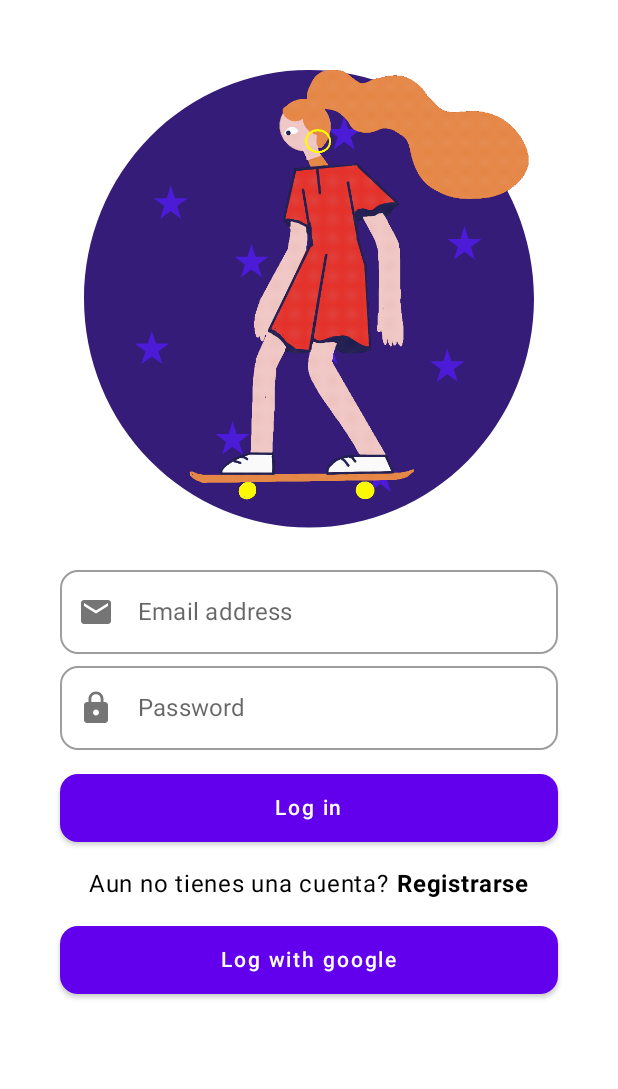
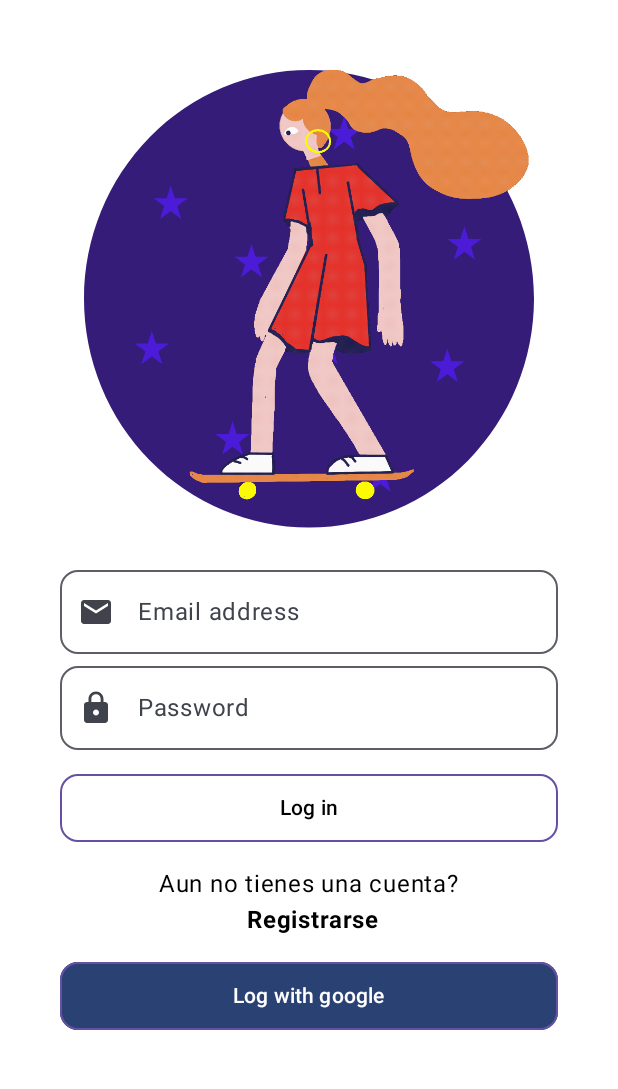
Before and after one commit to erisg/GoSkateCompose, an Android app built with Jetpack Compose: the @Preview function LoginScreenPreview, on a phone screen of 412 x 824 dp, the part 102-1191 px from its top. Run offline under Robolectric (Android 15) with nearby library versions, the phone set to English and light mode, and no system bars; our stand-ins replace constraintlayout-compose; libraries missing offline, so code that uses them is left out: coil.decode; 1 statement that could not run was skipped.

Commit message:
login screen creation

```diff
--- a/app/src/main/java/com/goskate/goskate/ui/components/ButtonComponent.kt
+++ b/app/src/main/java/com/goskate/goskate/ui/components/ButtonComponent.kt
@@ -1,10 +1,19 @@
 package com.goskate.goskate.ui.components
 
-import androidx.compose.material.Button
-import androidx.compose.material.Text
+import androidx.compose.foundation.BorderStroke
+import androidx.compose.foundation.Image
+import androidx.compose.material.icons.Icons
+import androidx.compose.material3.Button
+import androidx.compose.material3.ButtonDefaults
+import androidx.compose.material3.Text
 import androidx.compose.runtime.Composable
 import androidx.compose.ui.Modifier
+import androidx.compose.ui.res.painterResource
+import androidx.compose.ui.unit.dp
+import com.goskate.goskate.ui.theme.Purple40
 import com.goskate.goskate.ui.theme.Shapes
+import com.goskate.goskate.ui.theme.black
+import com.goskate.goskate.ui.theme.white
 
 @Composable
 fun ButtonWithCornerShape(
@@ -13,9 +22,29 @@ fun ButtonWithCornerShape(
 ) {
     Button(
         onClick = {},
+        colors = ButtonDefaults.buttonColors(
+            containerColor = white,
+            contentColor = black,
+        ),
         modifier = modifier,
+        border = BorderStroke(width = 1.dp, color = Purple40),
         shape = Shapes.medium,
     ) {
         Text(text = text)
     }
 }
+
+@Composable
+fun ButtonWithCornerIcon(
+    modifier: Modifier,
+    text: String,
+) {
+    Button(
+        onClick = {},
+        modifier = modifier,
+        border = BorderStroke(width = 1.dp, color = Purple40),
+        shape = Shapes.medium,
+    ) {
+        Text(text = text)
+    }
+}
--- a/app/src/main/java/com/goskate/goskate/ui/navigation/Navigation.kt
+++ b/app/src/main/java/com/goskate/goskate/ui/navigation/Navigation.kt
@@ -4,6 +4,7 @@ import androidx.compose.runtime.Composable
 import androidx.navigation.compose.NavHost
 import androidx.navigation.compose.composable
 import androidx.navigation.compose.rememberNavController
+import com.goskate.goskate.ui.screen.LoginScreen
 
 @Composable
 fun NavigationView() {
--- a/app/src/main/java/com/goskate/goskate/ui/screen/LoginScreen.kt
+++ b/app/src/main/java/com/goskate/goskate/ui/screen/LoginScreen.kt
@@ -1,10 +1,9 @@
-package com.goskate.goskate
+package com.goskate.goskate.ui.screen
 
 import android.os.Build.VERSION.SDK_INT
 import androidx.compose.foundation.Image
-import androidx.compose.foundation.background
 import androidx.compose.foundation.layout.Box
-import androidx.compose.foundation.layout.Row
+import androidx.compose.foundation.layout.Column
 import androidx.compose.foundation.layout.Spacer
 import androidx.compose.foundation.layout.fillMaxSize
 import androidx.compose.foundation.layout.fillMaxWidth
@@ -35,10 +34,11 @@ import coil.decode.GifDecoder
 import coil.decode.ImageDecoderDecoder
 import coil.request.ImageRequest
 import coil.size.OriginalSize
+import com.goskate.goskate.R
+import com.goskate.goskate.ui.components.ButtonWithCornerIcon
 import com.goskate.goskate.ui.components.ButtonWithCornerShape
 import com.goskate.goskate.ui.components.TextFieldWithIcons
 import com.goskate.goskate.ui.theme.GoSkateTheme
-import com.goskate.goskate.ui.theme.white
 
 @Composable
 fun LoginScreen() {
@@ -164,7 +164,7 @@ fun LoginScreen() {
                 },
             text = "Log in",
         )
-        Row(
+        Column(
             modifier = Modifier
                 .wrapContentWidth()
                 .wrapContentHeight()
@@ -179,11 +179,13 @@ fun LoginScreen() {
 
             Text(
                 text = "Registrarse",
-                modifier = Modifier.padding(start = 5.dp),
+                modifier = Modifier
+                    .padding(start = 5.dp)
+                    .align(Alignment.CenterHorizontally),
                 fontWeight = FontWeight.Bold,
             )
         }
-        ButtonWithCornerShape(
+        ButtonWithCornerIcon(
             modifier = Modifier
                 .height(45.dp)
                 .fillMaxWidth()
--- a/app/src/main/java/com/goskate/goskate/ui/theme/Shape.kt
+++ b/app/src/main/java/com/goskate/goskate/ui/theme/Shape.kt
@@ -1,7 +1,7 @@
 package com.goskate.goskate.ui.theme
 
 import androidx.compose.foundation.shape.RoundedCornerShape
-import androidx.compose.material.Shapes
+import androidx.compose.material3.Shapes
 import androidx.compose.ui.unit.dp
 
 val Shapes = Shapes(
```
Also changed, not shown: app/build.gradle (+4 -5 lines), app/src/main/java/com/goskate/goskate/ui/components/TextFieldComponent.kt (+7 -5 lines).
